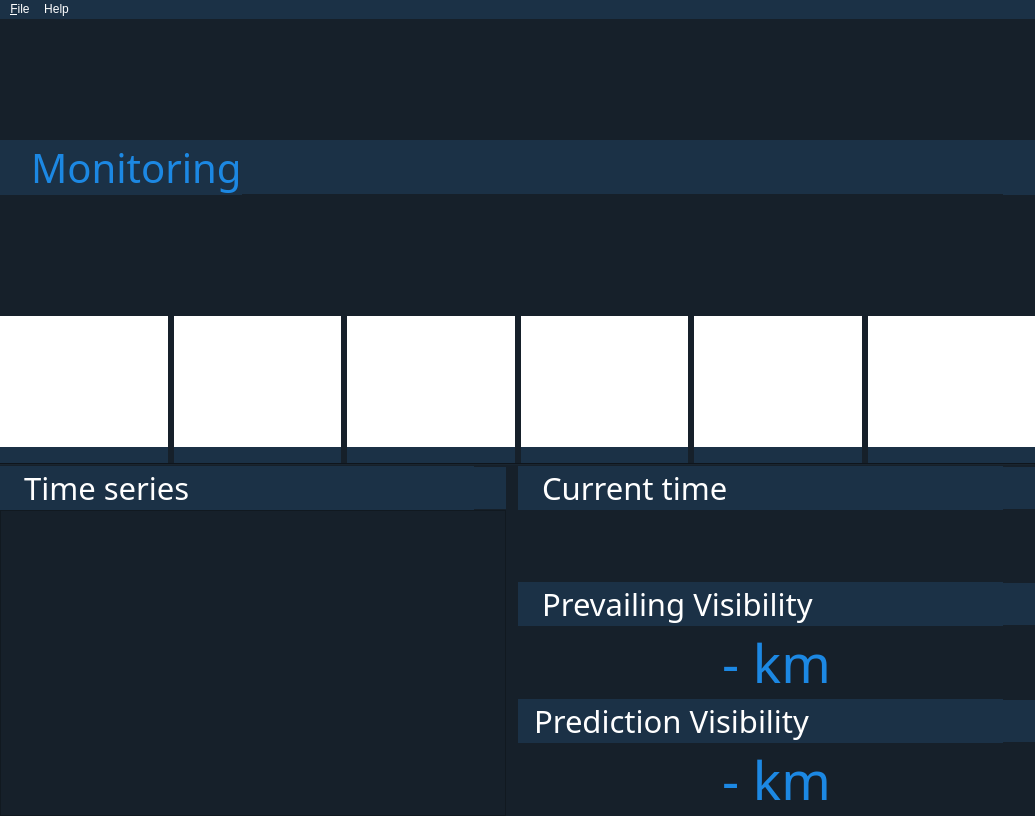
The window that src/ui/main_window.ui (sijung21/js06) describes before a commit, drawn with Qt 5.
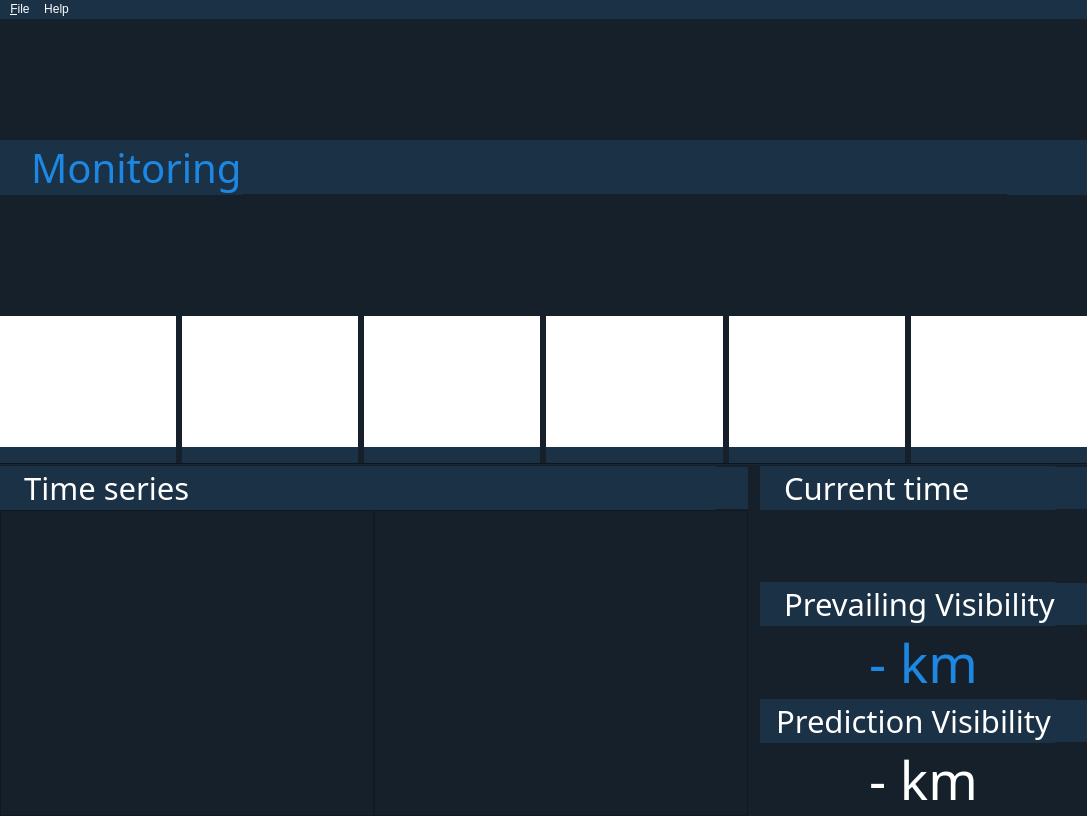
The same window after the commit. Icons and pictures are not drawn.

```diff
--- a/src/ui/main_window.ui
+++ b/src/ui/main_window.ui
@@ -9,7 +9,7 @@
    <rect>
     <x>0</x>
     <y>0</y>
-    <width>1035</width>
+    <width>1087</width>
     <height>816</height>
    </rect>
   </property>
@@ -142,6 +142,71 @@
             </property>
            </widget>
           </item>
+          <item>
+           <widget class="QPushButton" name="alert">
+            <property name="sizePolicy">
+             <sizepolicy hsizetype="Maximum" vsizetype="Maximum">
+              <horstretch>0</horstretch>
+              <verstretch>0</verstretch>
+             </sizepolicy>
+            </property>
+            <property name="minimumSize">
+             <size>
+              <width>0</width>
+              <height>55</height>
+             </size>
+            </property>
+            <property name="styleSheet">
+             <string notr="true">border:0px;
+background-color: #1b3146;</string>
+            </property>
+            <property name="text">
+             <string/>
+            </property>
+            <property name="icon">
+             <iconset>
+              <normaloff>resources/icon/green.png</normaloff>resources/icon/green.png</iconset>
+            </property>
+            <property name="iconSize">
+             <size>
+              <width>30</width>
+              <height>30</height>
+             </size>
+            </property>
+            <property name="autoDefault">
+             <bool>true</bool>
+            </property>
+            <property name="default">
+             <bool>true</bool>
+            </property>
+            <property name="flat">
+             <bool>true</bool>
+            </property>
+           </widget>
+          </item>
+          <item>
+           <widget class="QLabel" name="blank_label">
+            <property name="sizePolicy">
+             <sizepolicy hsizetype="Maximum" vsizetype="Maximum">
+              <horstretch>0</horstretch>
+              <verstretch>0</verstretch>
+             </sizepolicy>
+            </property>
+            <property name="minimumSize">
+             <size>
+              <width>16</width>
+              <height>55</height>
+             </size>
+            </property>
+            <property name="styleSheet">
+             <string notr="true">border:0px;
+background-color: #1b3146;</string>
+            </property>
+            <property name="text">
+             <string/>
+            </property>
+           </widget>
+          </item>
           <item>
            <widget class="QPushButton" name="setting_button">
             <property name="enabled">
@@ -552,7 +617,7 @@
        </widget>
       </item>
       <item>
-       <layout class="QHBoxLayout" name="data_horizontalLayout">
+       <layout class="QHBoxLayout" name="data_horizontalLayout" stretch="1,0">
         <property name="sizeConstraint">
          <enum>QLayout::SetMinimumSize</enum>
         </property>
@@ -637,14 +702,28 @@
            </layout>
           </item>
           <item>
-           <widget class="QGraphicsView" name="graphView">
-            <property name="sizePolicy">
-             <sizepolicy hsizetype="Preferred" vsizetype="Preferred">
-              <horstretch>0</horstretch>
-              <verstretch>0</verstretch>
-             </sizepolicy>
-            </property>
-           </widget>
+           <layout class="QHBoxLayout" name="graph_horizontalLayout">
+            <item>
+             <widget class="QGraphicsView" name="vis_plot">
+              <property name="sizePolicy">
+               <sizepolicy hsizetype="Preferred" vsizetype="Preferred">
+                <horstretch>0</horstretch>
+                <verstretch>0</verstretch>
+               </sizepolicy>
+              </property>
+             </widget>
+            </item>
+            <item>
+             <widget class="QGraphicsView" name="polar_plot">
+              <property name="sizePolicy">
+               <sizepolicy hsizetype="Preferred" vsizetype="Preferred">
+                <horstretch>0</horstretch>
+                <verstretch>0</verstretch>
+               </sizepolicy>
+              </property>
+             </widget>
+            </item>
+           </layout>
           </item>
          </layout>
         </item>
@@ -913,7 +992,7 @@
              </font>
             </property>
             <property name="styleSheet">
-             <string notr="true">color:rgb(28,136,227);</string>
+             <string notr="true">color:#ffffff</string>
             </property>
             <property name="text">
              <string>- km</string>
@@ -939,7 +1018,7 @@
     <rect>
      <x>0</x>
      <y>0</y>
-     <width>1035</width>
+     <width>1087</width>
      <height>21</height>
     </rect>
    </property>
```
Left out of the diff: 12 changed lines with no effect on the pictures.
